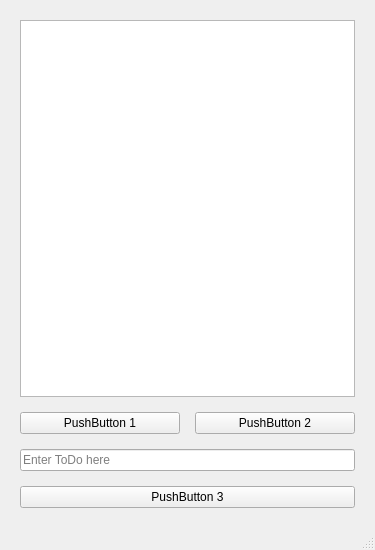
Old version of the form uis/mainwindow.ui in the repository tjb36/PyQt_ToDo_List.
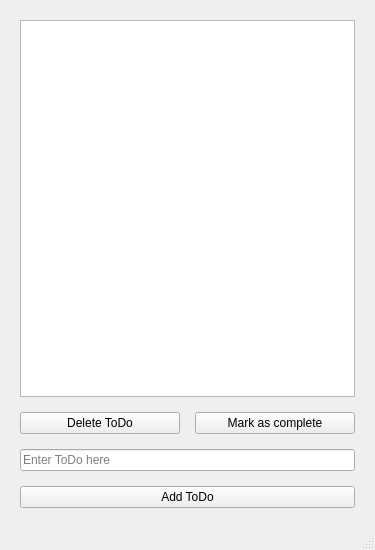
New version of the form.

Commit message: Renamed objectNames of widgets in .ui files, and added labels to buttons

```diff
--- a/uis/mainwindow.ui
+++ b/uis/mainwindow.ui
@@ -38,14 +38,14 @@
       <item>
        <widget class="QPushButton" name="pushButton_1">
         <property name="text">
-         <string>PushButton 1</string>
+         <string>Delete ToDo</string>
         </property>
        </widget>
       </item>
       <item>
        <widget class="QPushButton" name="pushButton_2">
         <property name="text">
-         <string>PushButton 2</string>
+         <string>Mark as complete</string>
         </property>
        </widget>
       </item>
@@ -61,7 +61,7 @@
     <item>
      <widget class="QPushButton" name="pushButton_3">
       <property name="text">
-       <string>PushButton 3</string>
+       <string>Add ToDo</string>
       </property>
      </widget>
     </item>
```
Left out of the diff: 10 changed lines with no effect on the pictures. The commit also changes 1 other file.
